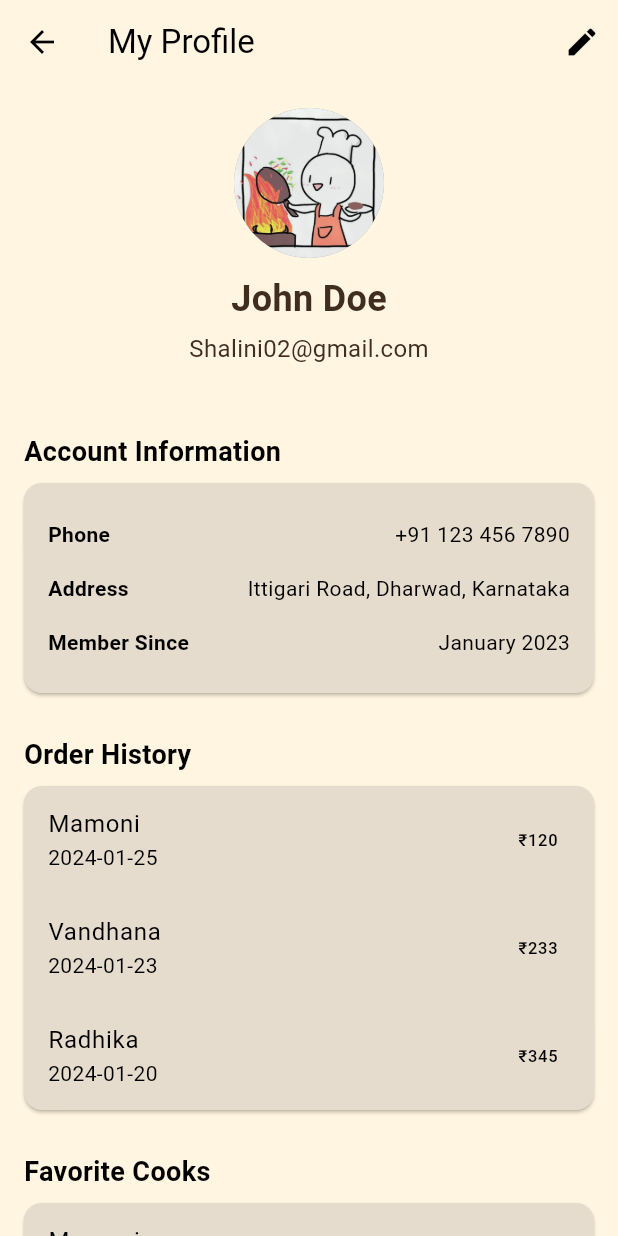
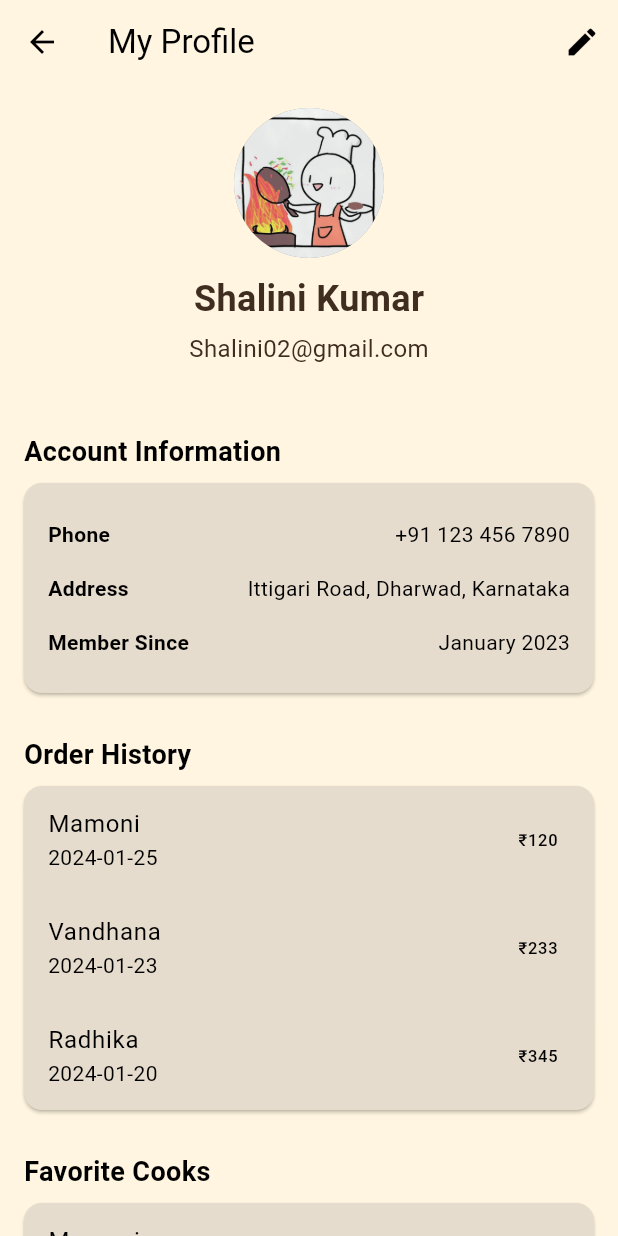
Before and after one commit to Campus-Dabba/campus_dabba_mobile, a Flutter app: the screen it shows once a user with an empty profile is signed in, in the side drawer, after a tap on "Profile", on a phone screen of 412 x 824 dp. Run offline on Flutter 3.47's test engine with Material 3 defaults, Android fonts, the phone set to English and light mode, and no system bars; our stand-ins replace animate_do, dots_indicator, firebase_auth, firebase_core, shared_preferences, simple_animations; accounts and stored records are empty.

```diff
--- a/lib/screen/home_screen.dart
+++ b/lib/screen/home_screen.dart
@@ -3,7 +3,7 @@ import 'package:campus_dabba/screen/search_screen.dart';
 import 'package:campus_dabba/type/dish.dart';
 import 'package:campus_dabba/type/order.dart';
 import 'package:campus_dabba/widgets/category_button.dart';
-import 'package:campus_dabba/widgets/custom_app_drawer.dart';
+import 'package:campus_dabba/widgets/custom_drawer.dart';
 import 'package:campus_dabba/widgets/food_card_widget.dart';
 import 'package:flutter/material.dart';
 import 'package:shared_preferences/shared_preferences.dart';
--- a/lib/screen/profile_screen.dart
+++ b/lib/screen/profile_screen.dart
@@ -56,7 +56,7 @@ class ProfileScreen extends StatelessWidget {
             ),
             const SizedBox(height: 10),
             const Text(
-              'John Doe',
+              'Shalini Kumar',
               style: TextStyle(
                 fontSize: 24,
                 fontWeight: FontWeight.bold,
--- a/lib/widgets/custom_app_drawer.dart
+++ /dev/null
@@ -1,82 +0,0 @@
-import 'package:campus_dabba/screen/profile_screen.dart';
-import 'package:campus_dabba/utils/auth_service.dart';
-import 'package:flutter/material.dart';
-
-class CustomAppDrawer extends StatelessWidget {
-  const CustomAppDrawer({super.key});
-
-  @override
-  Widget build(BuildContext context) {
-    return Drawer(
-      backgroundColor: Color(0xFFFFF5E0),
-      child: Column(
-        children: <Widget>[
-          DrawerHeader(
-            decoration: BoxDecoration(
-              color: Color(0xFFE6DCCD),
-            ),
-            child: SizedBox(
-              width: double.infinity,
-              child: Text(
-                'Campus Dabba',
-                style: TextStyle(
-                  color: Color(0xFF3F2D20),
-                  fontSize: 24,
-                ),
-              ),
-            ),
-          ),
-          Expanded(
-            child: ListView(
-              padding: EdgeInsets.zero,
-              children: <Widget>[
-                ListTile(
-                  leading: Icon(Icons.person),
-                  title: Text('Profile'),
-                  onTap: () {
-                    Navigator.push(
-                      context,
-                      MaterialPageRoute(builder: (context) => ProfileScreen()),
-                    );
-                  },
-                ),
-                ListTile(
-                  leading: Icon(Icons.restaurant_menu),
-                  title: Text('Browse Cooks'),
-                  onTap: () {
-                    Navigator.pop(context);
-                    // Add navigation logic here
-                  },
-                ),
-                ListTile(
-                  leading: Icon(Icons.receipt),
-                  title: Text('My Orders'),
-                  onTap: () {
-                    Navigator.pop(context);
-                    // Add navigation logic here
-                  },
-                ),
-                ListTile(
-                  leading: Icon(Icons.settings),
-                  title: Text('Settings'),
-                  onTap: () {
-                    Navigator.pop(context);
-                    // Add navigation logic here
-                  },
-                ),
-              ],
-            ),
-          ),
-          // Divider(),
-          ListTile(
-            leading: Icon(Icons.exit_to_app),
-            title: Text('Logout'),
-            onTap: () {
-              AuthService().signOut();
-            },
-          ),
-        ],
-      ),
-    );
-  }
-}
--- a/pubspec.yaml
+++ b/pubspec.yaml
@@ -41,6 +41,7 @@ dependencies:
   simple_animations: ^5.1.0
   shared_preferences: ^2.5.1
   flutter_launcher_icons: ^0.14.3
+  intl: ^0.20.2
 
 dev_dependencies:
   flutter_test:
```
Also changed, not shown: lib/screen/my_orders_screen.dart (added, +166 -0 lines), pubspec.lock.
